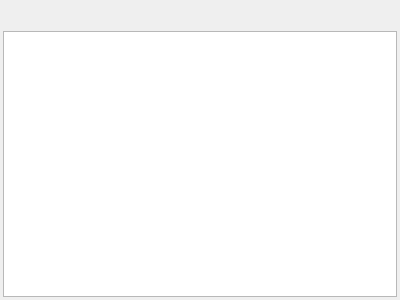
First picture: the form in quickevent/app/plugins/qml/Runs/src/eventstatisticswidget.ui, repository Quick-Event/quickbox, before the edit.
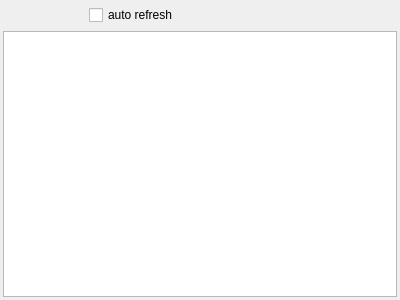
Second picture: the form after the edit. Icons and pictures are not drawn. Custom widgets are drawn as their Qt base class.

Patch:
```diff
--- a/quickevent/app/plugins/qml/Runs/src/eventstatisticswidget.ui
+++ b/quickevent/app/plugins/qml/Runs/src/eventstatisticswidget.ui
@@ -95,6 +95,13 @@
         </property>
        </widget>
       </item>
+      <item>
+       <widget class="QCheckBox" name="chkAutoRefresh">
+        <property name="text">
+         <string>auto refresh</string>
+        </property>
+       </widget>
+      </item>
       <item>
        <spacer name="horizontalSpacer_2">
         <property name="orientation">
```
